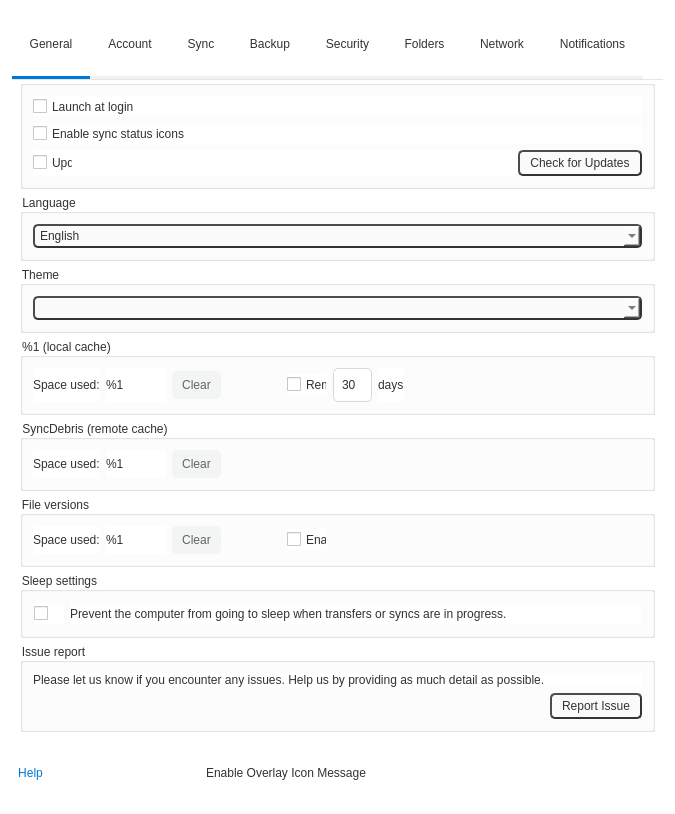
Before: the Qt Designer form src/MEGASync/gui/linux/SettingsDialog.ui in meganz/MEGAsync, drawn with Qt 5.
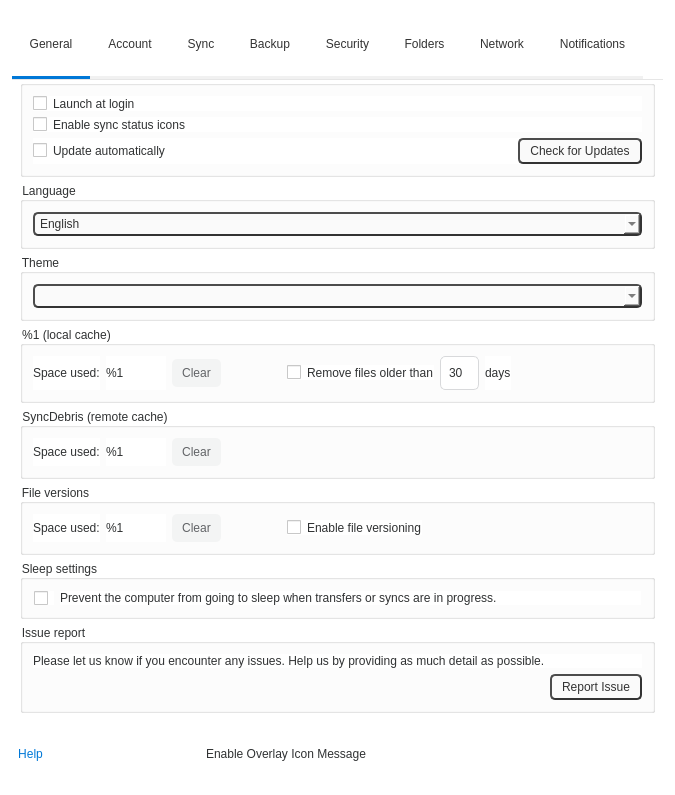
After: the same form once the commit is applied. Icons and pictures are not drawn. Custom widgets are drawn as their Qt base class.

Commit message: SNC-4541 : Work on checkbox component.

The edit to the form file:
```diff
--- a/src/MEGASync/gui/linux/SettingsDialog.ui
+++ b/src/MEGASync/gui/linux/SettingsDialog.ui
@@ -24,10 +24,36 @@
 color: #303233; /*colorToken.text-primary*/
 }
 
-QCheckBox
+QCheckBox::indicator
 {
-height: 16px;
-width: 16px;
+height: 14px;
+width: 14px;
+}
+
+QCheckBox::indicator:checked
+{
+padding: 2px;
+border-style: solid;
+border-color: black;
+border-width: 2px;
+border-radius: 4px;
+background-color: black;
+image: url(:/images/themed/light/checkbox_checked_light.svg);
+image-width:8px;
+image-height:6px;
+}
+
+QCheckBox::indicator:unchecked
+{
+padding: 2px;
+border-style: solid;
+border-color: black;
+border-width: 2px;
+border-radius: 4px;
+background-color: white;
+image: url(:/images/themed/light/checkbox_checked_light.svg);
+image-width:8px;
+image-height:6px;
 }
 
 #bUpdate, #bSendBug
```
Left out of the diff: 22 changed lines with no effect on the pictures. The commit also changes 3 other files.
